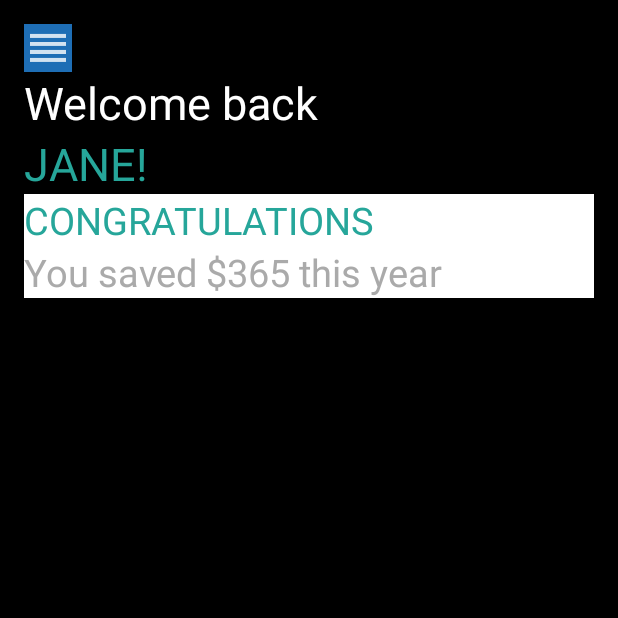
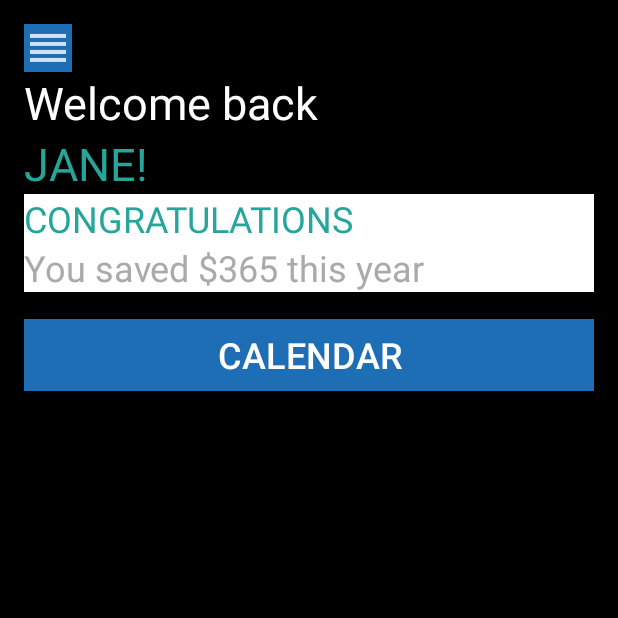
Before and after one commit to bkennel/SBCityConnect, an Android app: the HomeActivity screen opened directly, with no data from a screen before it, on a phone screen of 412 x 824 dp, the top half of it. Run offline under Robolectric (Android 15) with nearby library versions, the phone set to English and light mode, and no system bars.

Commit message:
added basic calendar

```diff
--- a/app/src/main/AndroidManifest.xml
+++ b/app/src/main/AndroidManifest.xml
@@ -30,7 +30,8 @@
                 android:name="android.support.PARENT_ACTIVITY"
                 android:value="mobilend.sbcityconnect.MainActivity" />
         </activity>
-        <activity android:name=".HomeActivity"></activity>
+        <activity android:name=".HomeActivity" />
+        <activity android:name=".CalendarActivity"></activity>
     </application>
 
 </manifest>
--- a/app/src/main/res/layout/activity_home.xml
+++ b/app/src/main/res/layout/activity_home.xml
@@ -51,7 +51,7 @@
         android:id="@+id/mainmessage"
         android:layout_below="@+id/nameTitle"
         android:textColor="@color/colorBusiness"
-        android:textSize="25sp"
+        android:textSize="24sp"
         android:background="@android:color/background_light" />
 
     <TextView
@@ -61,7 +61,21 @@
         android:id="@+id/submessage"
         android:layout_below="@+id/mainmessage"
         android:textColor="@android:color/darker_gray"
-        android:textSize="25sp"
+        android:textSize="24sp"
         android:background="@android:color/background_light" />
 
+    <Button
+        android:text="Calendar"
+        android:layout_width="match_parent"
+        android:layout_height="wrap_content"
+        android:layout_below="@+id/submessage"
+        android:layout_alignParentLeft="true"
+        android:layout_alignParentStart="true"
+        android:layout_marginTop="18dp"
+        android:id="@+id/calendarButton"
+        android:background="@color/colorMenu"
+        android:textColor="@android:color/background_light"
+        android:textSize="24sp"
+        android:onClick="goToCalendar" />
+
 </RelativeLayout>
--- a/app/src/main/res/values/strings.xml
+++ b/app/src/main/res/values/strings.xml
@@ -1,8 +1,8 @@
 <?xml version="1.0" encoding="utf-8"?>
 <resources>
 
-    <item name="visible" type="id"/>
-    <item name="masked" type="id"/>
+    <item name="visible" type="id" />
+    <item name="masked" type="id" />
 
     <string name="app_name">SBCityConnect</string>
     <string-array name="life_array">
```
Also changed, not shown: app/src/main/java/mobilend/sbcityconnect/CalendarActivity.java (added, +24 -0 lines), app/src/main/java/mobilend/sbcityconnect/HomeActivity.java (+7 -0 lines), app/src/main/res/layout/activity_calendar.xml (added, +20 -0 lines).
